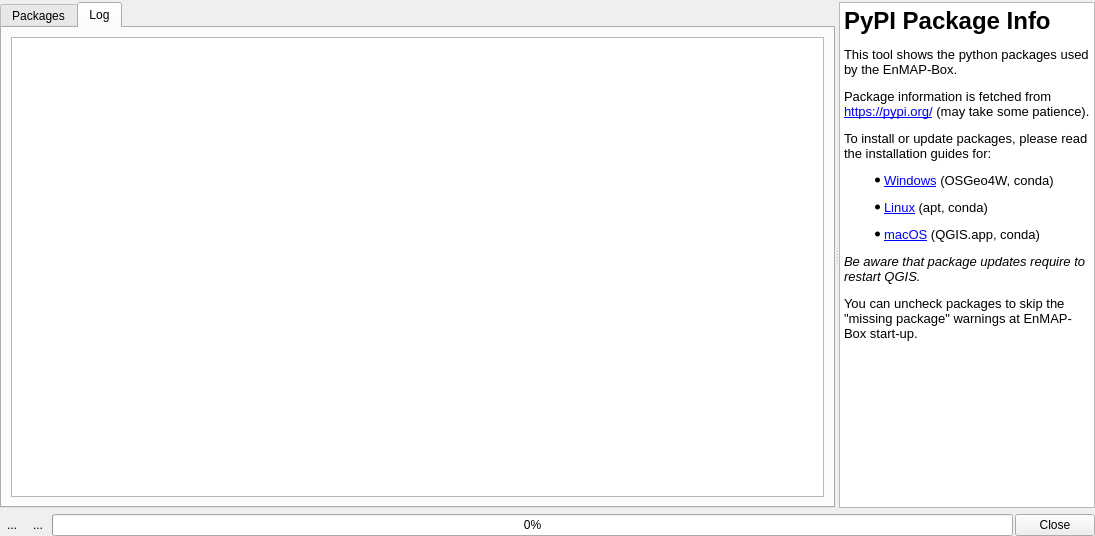
Above: enmapbox/gui/ui/pippackageinstaller.ui from EnMAP-Box/enmap-box before the change. Below: the same form after it.
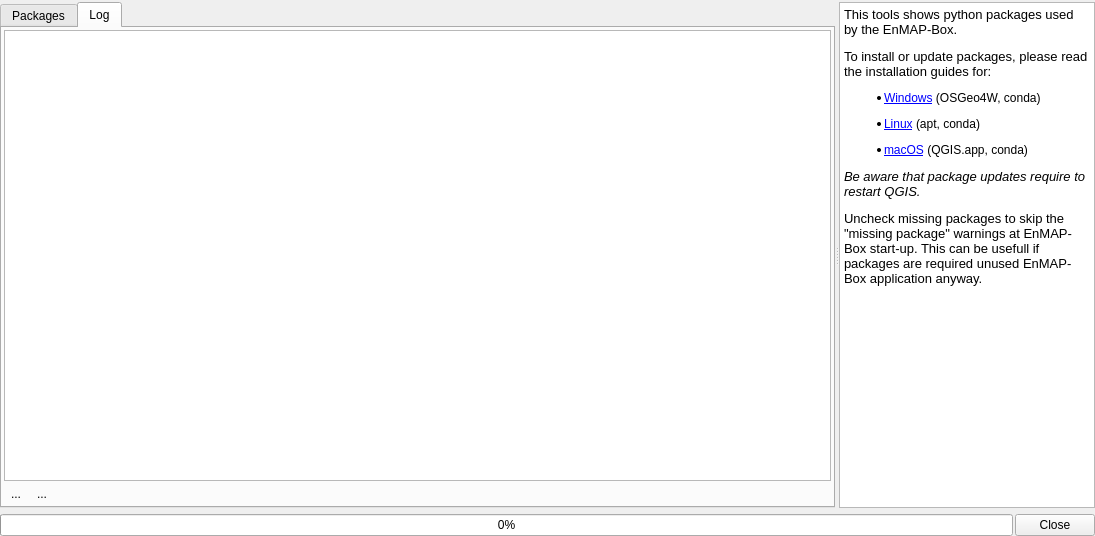
That is the form after the change. The open tabs and pages were chosen to show the change. Icons and pictures are not drawn. Custom widgets are drawn as their Qt base class.

```diff
--- a/enmapbox/gui/ui/pippackageinstaller.ui
+++ b/enmapbox/gui/ui/pippackageinstaller.ui
@@ -155,6 +155,21 @@
         <string>Log</string>
        </attribute>
        <layout class="QVBoxLayout" name="verticalLayout_4">
+        <property name="spacing">
+         <number>2</number>
+        </property>
+        <property name="leftMargin">
+         <number>2</number>
+        </property>
+        <property name="topMargin">
+         <number>2</number>
+        </property>
+        <property name="rightMargin">
+         <number>2</number>
+        </property>
+        <property name="bottomMargin">
+         <number>2</number>
+        </property>
         <item>
          <widget class="QTextBrowser" name="tbLog">
           <property name="sizePolicy">
@@ -168,6 +183,57 @@
           </property>
          </widget>
         </item>
+        <item>
+         <layout class="QHBoxLayout" name="horizontalLayout_3">
+          <property name="spacing">
+           <number>2</number>
+          </property>
+          <property name="topMargin">
+           <number>0</number>
+          </property>
+          <item>
+           <widget class="QToolButton" name="btnClearConsole">
+            <property name="text">
+             <string>...</string>
+            </property>
+            <property name="icon">
+             <iconset resource="../../../../../cpp/QGIS/images/images.qrc">
+              <normaloff>:/images/themes/default/console/iconClearConsole.svg</normaloff>:/images/themes/default/console/iconClearConsole.svg</iconset>
+            </property>
+            <property name="autoRaise">
+             <bool>true</bool>
+            </property>
+           </widget>
+          </item>
+          <item>
+           <widget class="QToolButton" name="btnCopyConsole">
+            <property name="text">
+             <string>...</string>
+            </property>
+            <property name="icon">
+             <iconset resource="../../../../../cpp/QGIS/images/images.qrc">
+              <normaloff>:/images/themes/default/mActionEditCopy.svg</normaloff>:/images/themes/default/mActionEditCopy.svg</iconset>
+            </property>
+            <property name="autoRaise">
+             <bool>true</bool>
+            </property>
+           </widget>
+          </item>
+          <item>
+           <spacer name="horizontalSpacer_2">
+            <property name="orientation">
+             <enum>Qt::Horizontal</enum>
+            </property>
+            <property name="sizeHint" stdset="0">
+             <size>
+              <width>40</width>
+              <height>20</height>
+             </size>
+            </property>
+           </spacer>
+          </item>
+         </layout>
+        </item>
        </layout>
       </widget>
      </widget>
@@ -176,16 +242,14 @@
        <string>&lt;!DOCTYPE HTML PUBLIC &quot;-//W3C//DTD HTML 4.0//EN&quot; &quot;http://www.w3.org/TR/REC-html40/strict.dtd&quot;&gt;
 &lt;html&gt;&lt;head&gt;&lt;meta name=&quot;qrichtext&quot; content=&quot;1&quot; /&gt;&lt;style type=&quot;text/css&quot;&gt;
 p, li { white-space: pre-wrap; }
-&lt;/style&gt;&lt;/head&gt;&lt;body style=&quot; font-family:'MS Shell Dlg 2'; font-size:8.25pt; font-weight:400; font-style:normal;&quot;&gt;
-&lt;h1 style=&quot; margin-top:18px; margin-bottom:12px; margin-left:0px; margin-right:0px; -qt-block-indent:0; text-indent:0px;&quot;&gt;&lt;span style=&quot; font-size:xx-large; font-weight:600;&quot;&gt;PyPI Package Info&lt;/span&gt;&lt;/h1&gt;
-&lt;p style=&quot; margin-top:12px; margin-bottom:12px; margin-left:0px; margin-right:0px; -qt-block-indent:0; text-indent:0px;&quot;&gt;&lt;span style=&quot; font-family:'Sans Serif'; font-size:10pt;&quot;&gt;This tool shows the python packages used by the EnMAP-Box.&lt;/span&gt;&lt;/p&gt;
-&lt;p style=&quot; margin-top:12px; margin-bottom:12px; margin-left:0px; margin-right:0px; -qt-block-indent:0; text-indent:0px;&quot;&gt;&lt;span style=&quot; font-family:'Sans Serif'; font-size:10pt;&quot;&gt;Package information is fetched from &lt;/span&gt;&lt;a href=&quot;https://pypi.org/&quot;&gt;&lt;span style=&quot; font-size:10pt; text-decoration: underline; color:#0000ff;&quot;&gt;https://pypi.org/&lt;/span&gt;&lt;/a&gt;&lt;span style=&quot; font-family:'Sans Serif'; font-size:10pt;&quot;&gt; (may take some patience).&lt;/span&gt;&lt;/p&gt;
-&lt;p style=&quot; margin-top:12px; margin-bottom:12px; margin-left:0px; margin-right:0px; -qt-block-indent:0; text-indent:0px;&quot;&gt;&lt;span style=&quot; font-family:'Sans Serif'; font-size:10pt;&quot;&gt;To install or update packages, please read the installation guides for:&lt;/span&gt;&lt;/p&gt;
-&lt;ul style=&quot;margin-top: 0px; margin-bottom: 0px; margin-left: 0px; margin-right: 0px; -qt-list-indent: 1;&quot;&gt;&lt;li style=&quot; font-family:'Sans Serif'; font-size:10pt;&quot; style=&quot; margin-top:12px; margin-bottom:12px; margin-left:0px; margin-right:0px; -qt-block-indent:0; text-indent:0px;&quot;&gt;&lt;a href=&quot;https://enmap-box.readthedocs.io/en/latest/usr_section/usr_installation.html#qgis-installation-on-windows&quot;&gt;&lt;span style=&quot; text-decoration: underline; color:#0000ff;&quot;&gt;Windows&lt;/span&gt;&lt;/a&gt; (OSGeo4W, conda)&lt;/li&gt;
-&lt;li style=&quot; font-family:'Sans Serif'; font-size:10pt;&quot; style=&quot; margin-top:12px; margin-bottom:12px; margin-left:0px; margin-right:0px; -qt-block-indent:0; text-indent:0px;&quot;&gt;&lt;a href=&quot;https://enmap-box.readthedocs.io/en/latest/usr_section/usr_installation.html#qgis-installation-on-linux-ubuntu&quot;&gt;&lt;span style=&quot; text-decoration: underline; color:#0000ff;&quot;&gt;Linux&lt;/span&gt;&lt;/a&gt; (apt, conda)&lt;/li&gt;
-&lt;li style=&quot; font-family:'Sans Serif'; font-size:10pt;&quot; style=&quot; margin-top:12px; margin-bottom:12px; margin-left:0px; margin-right:0px; -qt-block-indent:0; text-indent:0px;&quot;&gt;&lt;a href=&quot;https://enmap-box.readthedocs.io/en/latest/usr_section/usr_installation.html#qgis-installation-on-macos&quot;&gt;&lt;span style=&quot; text-decoration: underline; color:#0000ff;&quot;&gt;macOS&lt;/span&gt;&lt;/a&gt; (QGIS.app, conda)&lt;/li&gt;&lt;/ul&gt;
-&lt;p style=&quot; margin-top:12px; margin-bottom:12px; margin-left:0px; margin-right:0px; -qt-block-indent:0; text-indent:0px;&quot;&gt;&lt;span style=&quot; font-family:'Sans Serif'; font-size:10pt; font-style:italic;&quot;&gt;Be aware that package updates require to restart QGIS. &lt;/span&gt;&lt;/p&gt;
-&lt;p style=&quot; margin-top:12px; margin-bottom:12px; margin-left:0px; margin-right:0px; -qt-block-indent:0; text-indent:0px;&quot;&gt;&lt;span style=&quot; font-family:'Sans Serif'; font-size:10pt;&quot;&gt;You can uncheck packages to skip the &amp;quot;missing package&amp;quot; warnings at EnMAP-Box start-up.&lt;/span&gt;&lt;/p&gt;&lt;/body&gt;&lt;/html&gt;</string>
+&lt;/style&gt;&lt;/head&gt;&lt;body style=&quot; font-family:'Sans Serif'; font-size:9pt; font-weight:400; font-style:normal;&quot;&gt;
+&lt;p style=&quot; margin-top:12px; margin-bottom:12px; margin-left:0px; margin-right:0px; -qt-block-indent:0; text-indent:0px;&quot;&gt;&lt;span style=&quot; font-size:10pt;&quot;&gt;This tools shows python packages used by the EnMAP-Box. &lt;/span&gt;&lt;/p&gt;
+&lt;p style=&quot; margin-top:12px; margin-bottom:12px; margin-left:0px; margin-right:0px; -qt-block-indent:0; text-indent:0px;&quot;&gt;&lt;span style=&quot; font-size:10pt;&quot;&gt;To install or update packages, please read the installation guides for:&lt;/span&gt;&lt;/p&gt;
+&lt;ul style=&quot;margin-top: 0px; margin-bottom: 0px; margin-left: 0px; margin-right: 0px; -qt-list-indent: 1;&quot;&gt;&lt;li style=&quot;&quot; style=&quot; margin-top:12px; margin-bottom:12px; margin-left:0px; margin-right:0px; -qt-block-indent:0; text-indent:0px;&quot;&gt;&lt;a href=&quot;https://enmap-box.readthedocs.io/en/latest/usr_section/usr_installation.html#qgis-installation-on-windows&quot;&gt;&lt;span style=&quot; text-decoration: underline; color:#0000ff;&quot;&gt;Windows&lt;/span&gt;&lt;/a&gt; (OSGeo4W, conda)&lt;/li&gt;
+&lt;li style=&quot;&quot; style=&quot; margin-top:12px; margin-bottom:12px; margin-left:0px; margin-right:0px; -qt-block-indent:0; text-indent:0px;&quot;&gt;&lt;a href=&quot;https://enmap-box.readthedocs.io/en/latest/usr_section/usr_installation.html#qgis-installation-on-linux-ubuntu&quot;&gt;&lt;span style=&quot; text-decoration: underline; color:#0000ff;&quot;&gt;Linux&lt;/span&gt;&lt;/a&gt; (apt, conda)&lt;/li&gt;
+&lt;li style=&quot;&quot; style=&quot; margin-top:12px; margin-bottom:12px; margin-left:0px; margin-right:0px; -qt-block-indent:0; text-indent:0px;&quot;&gt;&lt;a href=&quot;https://enmap-box.readthedocs.io/en/latest/usr_section/usr_installation.html#qgis-installation-on-macos&quot;&gt;&lt;span style=&quot; text-decoration: underline; color:#0000ff;&quot;&gt;macOS&lt;/span&gt;&lt;/a&gt; (QGIS.app, conda)&lt;/li&gt;&lt;/ul&gt;
+&lt;p style=&quot; margin-top:12px; margin-bottom:12px; margin-left:0px; margin-right:0px; -qt-block-indent:0; text-indent:0px;&quot;&gt;&lt;span style=&quot; font-size:10pt; font-style:italic;&quot;&gt;Be aware that package updates require to restart QGIS. &lt;/span&gt;&lt;/p&gt;
+&lt;p style=&quot; margin-top:12px; margin-bottom:12px; margin-left:0px; margin-right:0px; -qt-block-indent:0; text-indent:0px;&quot;&gt;&lt;span style=&quot; font-size:10pt;&quot;&gt;Uncheck missing packages to skip the &amp;quot;missing package&amp;quot; warnings at EnMAP-Box start-up. This can be usefull if packages are required unused EnMAP-Box application anyway.&lt;/span&gt;&lt;/p&gt;&lt;/body&gt;&lt;/html&gt;</string>
       </property>
       <property name="acceptRichText">
        <bool>false</bool>
@@ -207,34 +271,6 @@
      <property name="topMargin">
       <number>0</number>
      </property>
-     <item>
-      <widget class="QToolButton" name="btnClearConsole">
-       <property name="text">
-        <string>...</string>
-       </property>
-       <property name="icon">
-        <iconset>
-         <normaloff>:/images/themes/default/console/iconClearConsole.svg</normaloff>:/images/themes/default/console/iconClearConsole.svg</iconset>
-       </property>
-       <property name="autoRaise">
-        <bool>true</bool>
-       </property>
-      </widget>
-     </item>
-     <item>
-      <widget class="QToolButton" name="btnCopyConsole">
-       <property name="text">
-        <string>...</string>
-       </property>
-       <property name="icon">
-        <iconset>
-         <normaloff>:/images/themes/default/mActionEditCopy.svg</normaloff>:/images/themes/default/mActionEditCopy.svg</iconset>
-       </property>
-       <property name="autoRaise">
-        <bool>true</bool>
-       </property>
-      </widget>
-     </item>
      <item>
       <widget class="QProgressBar" name="progressBar">
        <property name="sizePolicy">
```
Left out of the diff: 25 changed lines with no effect on the pictures.
